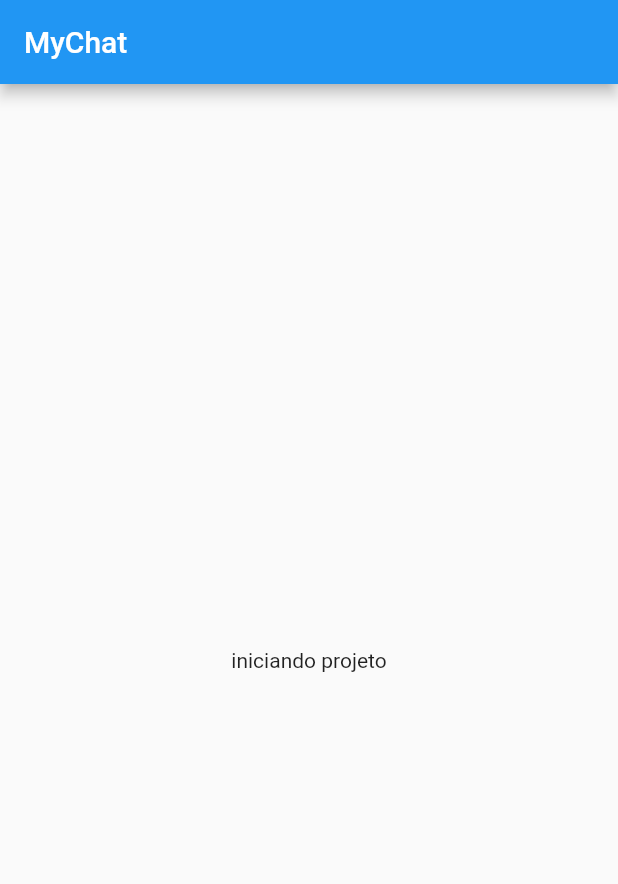
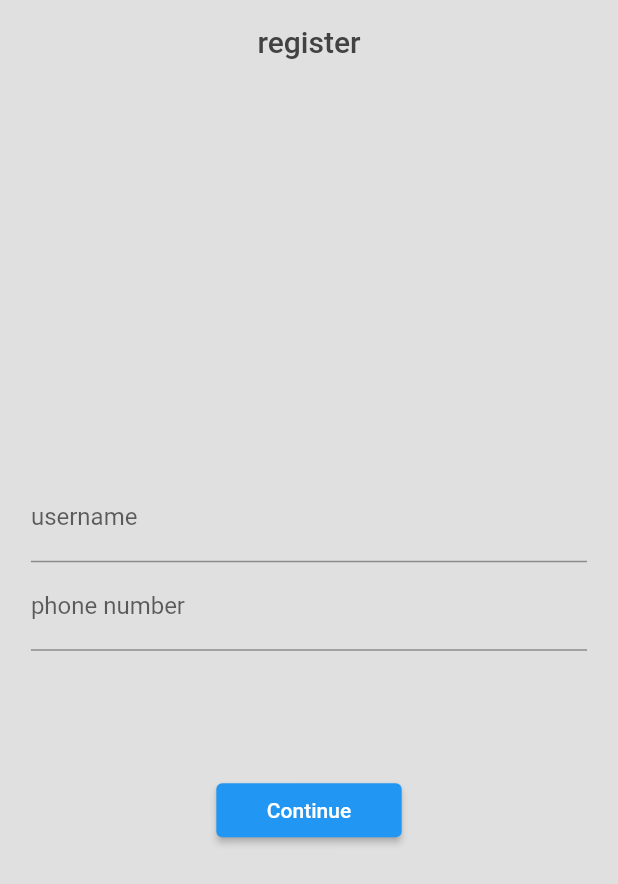
Before and after one commit to alisson-araujo/MyChat, a Flutter app: the screen it shows after launch, on a phone screen of 412 x 824 dp. Shown: the top 884 px of the screen. Run offline on Flutter 3.47's test engine with Material 2 defaults, Android fonts, the phone set to English and light mode, and no system bars; our stand-ins replace get, sms_autofill.

Commit message:
new folders and register screens

```diff
--- /dev/null
+++ b/lib/app/modules/login/login_controller.dart
@@ -0,0 +1,5 @@
+import 'package:get/get.dart';
+
+class LoginController extends GetxController {
+
+}
--- /dev/null
+++ b/lib/app/modules/register/register_first_step/register_first_step_bindings.dart
@@ -0,0 +1,9 @@
+import 'package:get/get.dart';
+import 'package:mychat/app/modules/register/register_first_step/register_first_step_controller.dart';
+
+class RegisterFirstStepBindings implements Bindings {
+  @override
+  void dependencies() {
+    Get.lazyPut(() => RegisterFirstStepController());
+  }
+}
--- /dev/null
+++ b/lib/app/modules/register/register_first_step/register_first_step_controller.dart
@@ -0,0 +1,5 @@
+import 'package:get/get.dart';
+
+class RegisterFirstStepController extends GetxController {
+
+}
--- /dev/null
+++ b/lib/app/modules/register/register_first_step/register_first_step_page.dart
@@ -0,0 +1,67 @@
+import 'package:flutter/material.dart';
+import 'package:get/get.dart';
+
+class RegisterFirstStepPage extends StatelessWidget {
+  const RegisterFirstStepPage({super.key});
+
+  @override
+  Widget build(BuildContext context) {
+    final width = MediaQuery.of(context).size.width;
+    final height = MediaQuery.of(context).size.height;
+    final grey = Colors.grey[300];
+    return Scaffold(
+      backgroundColor: grey,
+      appBar: AppBar(
+        title: Text(
+          'register',
+          style: TextStyle(color: Colors.grey[800]),
+        ),
+        backgroundColor: grey,
+        centerTitle: true,
+        elevation: 0,
+      ),
+      body: Column(
+        mainAxisAlignment: MainAxisAlignment.center,
+        children: [
+          Row(
+            mainAxisAlignment: MainAxisAlignment.center,
+            children: [
+              SizedBox(
+                width: width * 0.9,
+                child: TextFormField(
+                  decoration: const InputDecoration(
+                    label: Text('username'),
+                  ),
+                ),
+              ),
+            ],
+          ),
+          Row(
+            mainAxisAlignment: MainAxisAlignment.center,
+            children: [
+              SizedBox(
+                width: width * 0.9,
+                child: TextFormField(
+                  keyboardType: TextInputType.number,
+                  decoration: const InputDecoration(
+                    label: Text('phone number'),
+                  ),
+                ),
+              ),
+            ],
+          ),
+          Padding(
+            padding: EdgeInsets.only(top: height * 0.1),
+            child: SizedBox(
+              width: width * 0.3,
+              child: ElevatedButton(
+                onPressed: () => Get.toNamed('/register-second-step'),
+                child: const Text('Continue'),
+              ),
+            ),
+          ),
+        ],
+      ),
+    );
+  }
+}
--- /dev/null
+++ b/lib/app/modules/register/register_second_step/register_second_step_bindings.dart
@@ -0,0 +1,9 @@
+import 'package:get/get.dart';
+import 'package:mychat/app/modules/register/register_second_step/register_second_step_controller.dart';
+
+class RegisterSecondStepBindings implements Bindings {
+  @override
+  void dependencies() {
+    Get.lazyPut(() => RegisterSecondStepController());
+  }
+}
--- /dev/null
+++ b/lib/app/routes/register_routes.dart
@@ -0,0 +1,22 @@
+import 'package:get/get.dart';
+import 'package:mychat/app/modules/register/register_first_step/register_first_step_bindings.dart';
+import 'package:mychat/app/modules/register/register_first_step/register_first_step_page.dart';
+import 'package:mychat/app/modules/register/register_second_step/register_second_step_bindings.dart';
+import 'package:mychat/app/modules/register/register_second_step/register_second_step_page.dart';
+
+class RegisterRouters {
+  RegisterRouters._();
+
+  static final routes = <GetPage>[
+    GetPage(
+      name: '/register-first-step',
+      binding: RegisterFirstStepBindings(),
+      page: () => const RegisterFirstStepPage(),
+    ),
+    GetPage(
+      name: '/register-second-step',
+      binding: RegisterSecondStepBindings(),
+      page: () => const RegisterSecondStepPage(),
+    ),
+  ];
+}
--- a/lib/main.dart
+++ b/lib/main.dart
@@ -1,4 +1,7 @@
 import 'package:flutter/material.dart';
+import 'package:get/get.dart';
+import 'package:mychat/app/modules/register/register_first_step/register_first_step_page.dart';
+import 'package:mychat/app/routes/register_routes.dart';
 
 void main() => runApp(const MyApp());
 
@@ -7,16 +10,12 @@ class MyApp extends StatelessWidget {
 
   @override
   Widget build(BuildContext context) {
-    return MaterialApp(
-      title: 'MyChat',
-      home: Scaffold(
-        appBar: AppBar(
-          title: const Text('MyChat'),
-        ),
-        body: const Center(
-          child: Text('iniciando projeto'),
-        ),
-      ),
+    return GetMaterialApp(
+      debugShowCheckedModeBanner: false,
+      home: const RegisterFirstStepPage(),
+      getPages: [
+        ...RegisterRouters.routes,
+      ],
     );
   }
 }
```
Also changed, not shown: lib/app/modules/login/login_bindings.dart (added, +9 -0 lines), lib/app/modules/login/login_page.dart (added, +10 -0 lines), lib/app/modules/register/register_second_step/register_second_step_controller.dart (added, +24 -0 lines), lib/app/modules/register/register_second_step/register_second_step_page.dart (added, +61 -0 lines), pubspec.yaml (+3 -62 lines), pubspec.lock, 1 other file.
